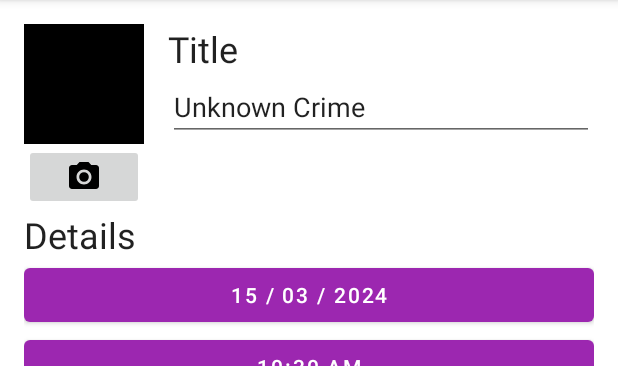
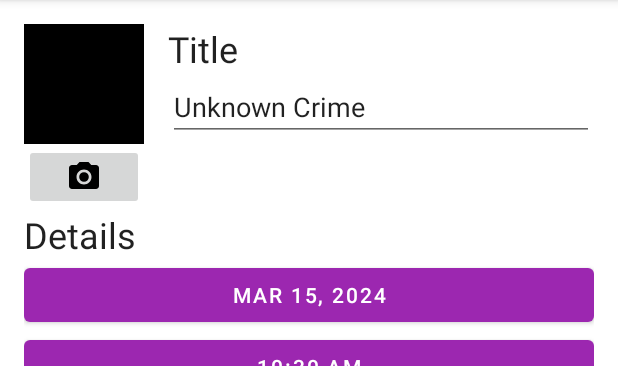
Before and after one commit to Hossam-Elgmmal/Criminal-Intent, an Android app: the screen it shows after launch (MainActivity), after a tap on "New Crime", on a phone screen of 412 x 824 dp, the part 84-450 px from its top. Run offline under Robolectric (Android 15) with nearby library versions, the phone set to English and light mode, and no system bars; our stand-ins replace Room's generated code; 3 statements that could not run were skipped.

```diff
--- a/app/src/main/java/com/bignerdranch/android/criminalintent/CrimeDetailFragment.kt
+++ b/app/src/main/java/com/bignerdranch/android/criminalintent/CrimeDetailFragment.kt
@@ -32,6 +32,7 @@ import com.google.android.material.snackbar.Snackbar
 import kotlinx.coroutines.launch
 import java.io.File
 import java.util.Date
+import java.util.Locale
 
 private const val Date_Format = "EEE, MMM, dd"
 
@@ -202,16 +203,24 @@ class CrimeDetailFragment : Fragment() {
     }
 
     private fun updateUi(crime: Crime) {
+        val datePattern: String = DateFormat.getBestDateTimePattern(
+            Locale.getDefault(),
+            getString(R.string.date_skeleton)
+        )
 
+        val timePattern: String = DateFormat.getBestDateTimePattern(
+            Locale.getDefault(),
+            getString(R.string.time_skeleton)
+        )
         binding.apply {
 
             if (crimeTitle.text.toString() != crime.title) {
                 crimeTitle.setText(crime.title)
             }
 
-            crimeDate.text = DateFormat.format("dd / MM / yyyy", crime.date)
+            crimeDate.text = DateFormat.format(datePattern, crime.date)
 
-            crimeTime.text = DateFormat.format("hh:mm a", crime.date)
+            crimeTime.text = DateFormat.format(timePattern, crime.date)
 
             crimeTime.setOnClickListener {
                 findNavController().navigate(
--- a/app/src/main/java/com/bignerdranch/android/criminalintent/CrimeListAdapter.kt
+++ b/app/src/main/java/com/bignerdranch/android/criminalintent/CrimeListAdapter.kt
@@ -7,15 +7,17 @@ import android.view.ViewGroup
 import androidx.recyclerview.widget.RecyclerView.Adapter
 import androidx.recyclerview.widget.RecyclerView.ViewHolder
 import com.bignerdranch.android.criminalintent.databinding.ListItemCrimeBinding
+import java.util.Locale
 import java.util.UUID
 
 class CrimeHolder(
     private val binding: ListItemCrimeBinding
 ) : ViewHolder(binding.root) {
+    private val pattern: String = DateFormat.getBestDateTimePattern(Locale.getDefault(), "ddMMMyyy")
     fun bind(crime: Crime, onCrimeClicked: (crimeId: UUID) -> Unit) {
         binding.apply {
             crimeTitle.text = crime.title
-            crimeDate.text = DateFormat.format("E , dd / MM / yyyy", crime.date)
+            crimeDate.text = DateFormat.format(pattern, crime.date)
             root.setOnClickListener {
                 onCrimeClicked(crime.id)
             }
--- /dev/null
+++ b/app/src/main/res/values-es-w600dp/strings.xml
@@ -0,0 +1,6 @@
+<?xml version="1.0" encoding="utf-8"?>
+<resources>
+    <string name="crime_title_hint">
+        Introduzca un título significativo y memorable para el crimen.
+    </string>
+</resources>
--- /dev/null
+++ b/app/src/main/res/values-w600dp/strings.xml
@@ -0,0 +1,6 @@
+<?xml version="1.0" encoding="utf-8"?>
+<resources>
+    <string name="crime_title_hint">
+        Enter a meaningful, memorable title for the crime
+    </string>
+</resources>
--- a/app/src/main/res/values/strings.xml
+++ b/app/src/main/res/values/strings.xml
@@ -5,10 +5,10 @@
     <string name="crime_title_label">Title</string>
     <string name="crime_details_label">Details</string>
     <string name="crime_solved_label">Solved</string>
-    <string name="crime_title">Crime Title</string>
-    <string name="crime_date">Crime Date</string>
+    <string name="crime_title" translatable="false">Crime Title</string>
+    <string name="crime_date" translatable="false">Crime Date</string>
     <string name="new_crime">New Crime</string>
-    <string name="delete_crime">Delete Crime</string>
+    <string name="delete_crime" translatable="false">Delete Crime</string>
     <string name="crime_suspect_text">Choose Suspect</string>
     <string name="crime_report_text">Send Crime Report</string>
 
@@ -20,7 +20,9 @@
     <string name="crime_report_suspect">The suspect is %s.</string>
     <string name="crime_report_subject">CriminalIntent Crime Report</string>
     <string name="send_report">Send crime report via</string>
-    <string name="call_suspect">call suspect</string>
-    <string name="get_number">Get suspect phone number</string>
-    <string name="call_the_suspect">call the suspect %s</string>
+    <string name="call_suspect" translatable="false">call suspect</string>
+    <string name="get_number" translatable="false">Get suspect phone number</string>
+    <string name="call_the_suspect" translatable="false">call the suspect %s</string>
+    <string name="date_skeleton" translatable="false">ddMMMyyy</string>
+    <string name="time_skeleton" translatable="false">hmma</string>
 </resources>
```
Also changed, not shown: 1 other file.
